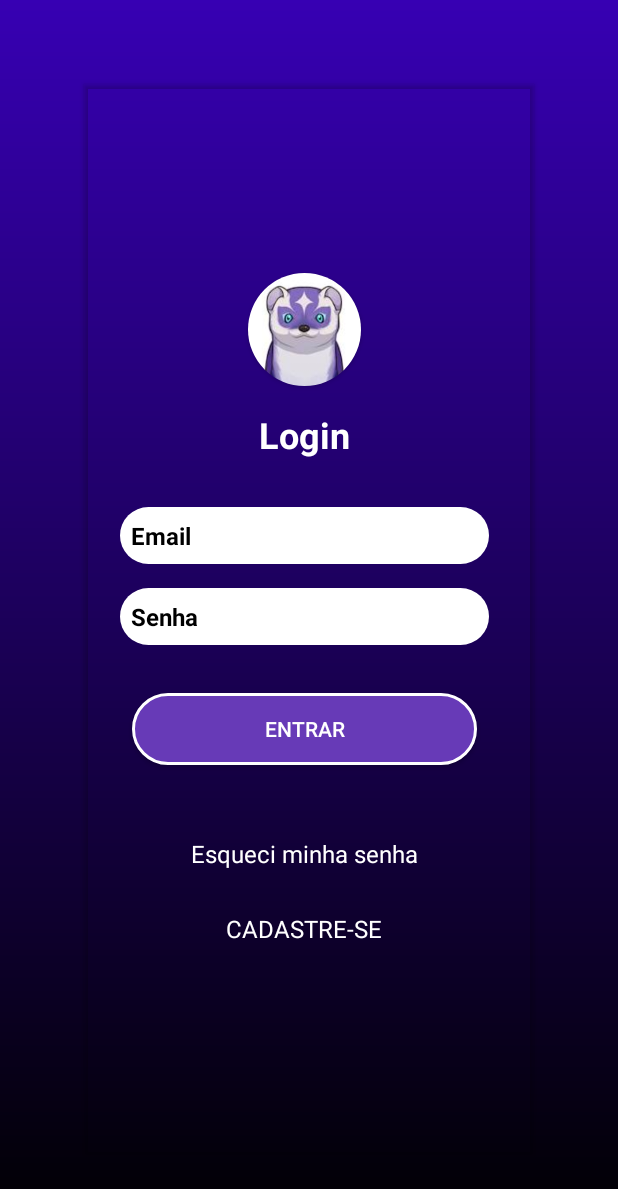
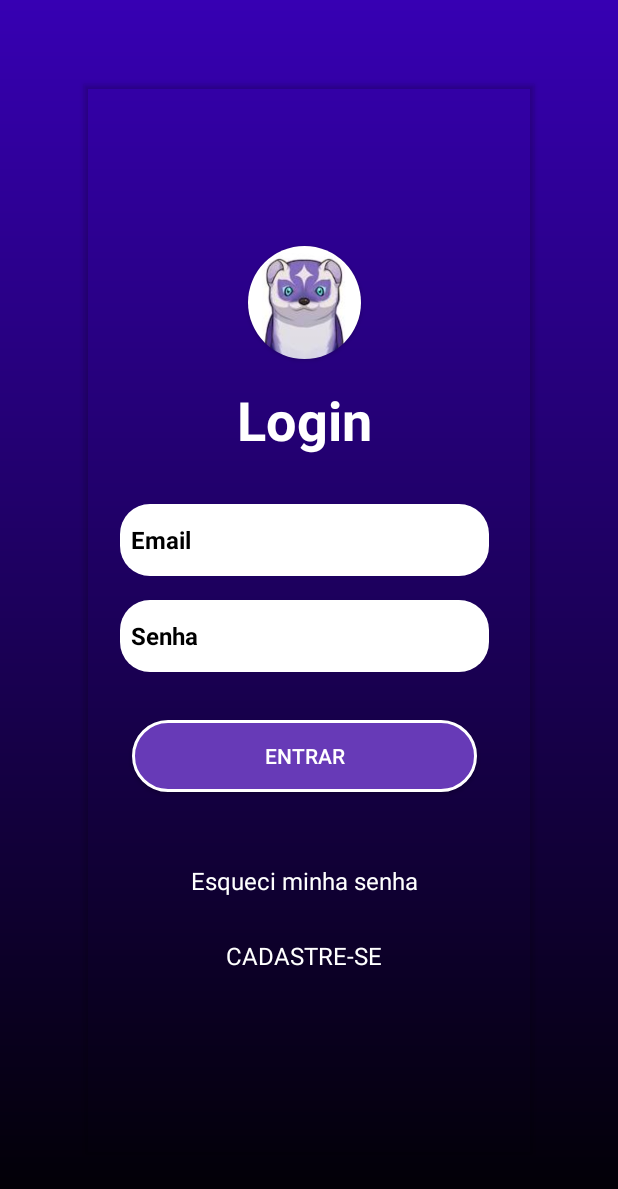
Before and after one commit to dizzgabizzz/ferret_CRUD2, an Android app: the layout login.xml on its own in the app's theme, with its tools: preview values and no code run, on a phone screen of 412 x 824 dp. Shown: the top 1189 px of the screen. Run offline under Robolectric (Android 15) with nearby library versions, the phone set to English and light mode, and no system bars.

Commit message:
Add files via upload

```diff
--- a/src/main/AndroidManifest.xml
+++ b/src/main/AndroidManifest.xml
@@ -25,8 +25,8 @@
         </activity>
 
 
-        <activity android:name=".Cadastro"/>
-        <activity android:name=".Senha"/>
+        <activity android:name=".SingUp"/>
+        <activity android:name=".ResetPassword"/>
         <activity android:name=".Confirma"/>
 
     </application>
--- a/src/main/res/layout/cadastro.xml
+++ b/src/main/res/layout/cadastro.xml
@@ -6,7 +6,7 @@
     android:layout_height="match_parent"
     android:layout_gravity="center"
     android:background="@drawable/background"
-    tools:context=".Cadastro">
+    tools:context=".SingUp">
 
     <androidx.cardview.widget.CardView
         android:layout_width="match_parent"
@@ -51,21 +51,25 @@
 
             <com.google.android.material.textfield.TextInputEditText
                 style="@style/edit_text"
+                android:layout_height="48dp"
                 android:drawableStart="@drawable/ic_baseline_person_24"
                 android:hint="@string/Nome" />
 
             <com.google.android.material.textfield.TextInputEditText
                 style="@style/edit_text"
+                android:layout_height="48dp"
                 android:drawableStart="@drawable/ic_baseline_person_24"
                 android:hint="@string/Email" />
 
             <com.google.android.material.textfield.TextInputEditText
                 style="@style/edit_text"
+                android:layout_height="48dp"
                 android:drawableStart="@drawable/ic_baseline_person_24"
                 android:hint="@string/Senha" />
 
             <com.google.android.material.textfield.TextInputEditText
                 style="@style/edit_text"
+                android:layout_height="48dp"
                 android:drawableStart="@drawable/ic_baseline_person_24"
                 android:hint="@string/Confirmar" />
 
--- a/src/main/res/layout/login.xml
+++ b/src/main/res/layout/login.xml
@@ -35,6 +35,7 @@
                 <ImageView
                     android:layout_width="match_parent"
                     android:layout_height="match_parent"
+                    android:contentDescription="@string/descricao_imagem_fundo"
                     android:scaleType="centerCrop"
                     android:src="@drawable/logo" />
 
@@ -48,20 +49,26 @@
                 android:layout_margin="16dp"
                 android:text="@string/app_name"
                 android:textColor="@android:color/white"
-                android:textSize="24dp"
+                android:textSize="36sp"
                 android:textStyle="bold" />
 
 
             <com.google.android.material.textfield.TextInputEditText
+                android:id="@+id/editText_email_login"
                 style="@style/edit_text"
+                android:layout_height="48dp"
                 android:drawableStart="@drawable/ic_baseline_person_24"
-                android:hint="@string/Email" />
+                android:hint="@string/Email"
+                android:textSize="16sp" />
+
 
             <com.google.android.material.textfield.TextInputEditText
+                android:id="@+id/editText_email_password"
                 style="@style/edit_text"
+                android:layout_height="48dp"
                 android:drawableStart="@drawable/ic_baseline_person_24"
-                android:hint="@string/Senha" />
-
+                android:hint="@string/Senha"
+                android:textSize="16sp" />
 
             <androidx.appcompat.widget.AppCompatButton
                 android:layout_width="match_parent"
@@ -76,6 +83,7 @@
                 android:layout_width="wrap_content"
                 android:layout_height="wrap_content"
                 android:layout_margin="16dp"
+                android:id="@+id/forgot_password"
                 android:text="@string/EsqueciSe"
                 android:textColor="@color/white"
                 android:textSize="16sp" />
@@ -83,8 +91,7 @@
                 android:layout_width="wrap_content"
                 android:layout_height="wrap_content"
                 android:layout_margin="12dp"
-                android:onClick="ClickMyNext"
-                android:id="@+id/button_abacat"
+                android:id="@+id/button_cadastr"
                 android:text="@string/Cadastrar."
                 android:textColor="@color/white"
                 android:textSize="16sp" />
--- a/src/main/res/layout/senha.xml
+++ b/src/main/res/layout/senha.xml
@@ -6,7 +6,7 @@
     android:orientation="vertical"
     android:layout_gravity="center"
     android:background="@drawable/background"
-    tools:context=".Senha">
+    tools:context=".ResetPassword">
 
     <androidx.cardview.widget.CardView
         android:layout_width="match_parent"
--- a/src/main/res/values/strings.xml
+++ b/src/main/res/values/strings.xml
@@ -227,6 +227,7 @@
         <string name="text_category_stationery_and_office">Stationery and office: In this section, you will find school and office supplies, such as notebooks, pens, pencils, diaries and computer items.</string>
         <string name="text_category_others">Others: seasonal or unforeseen items.</string>
         <string name="text_total_purchase_value_forecast">Total Purchase Value Forecast</string>
+    <string name="descricao_imagem_fundo">fundo da imagem</string>
 
 
 </resources>
```
Also changed, not shown: src/main/java/com/example/ferret/Login.java (+98 -24 lines), src/main/java/com/example/ferret/ResetPassword.java (added, +32 -0 lines), src/main/java/com/example/ferret/SingUp.java (added, +35 -0 lines), src/main/java/com/example/ferret/User.java (+48 -46 lines).
